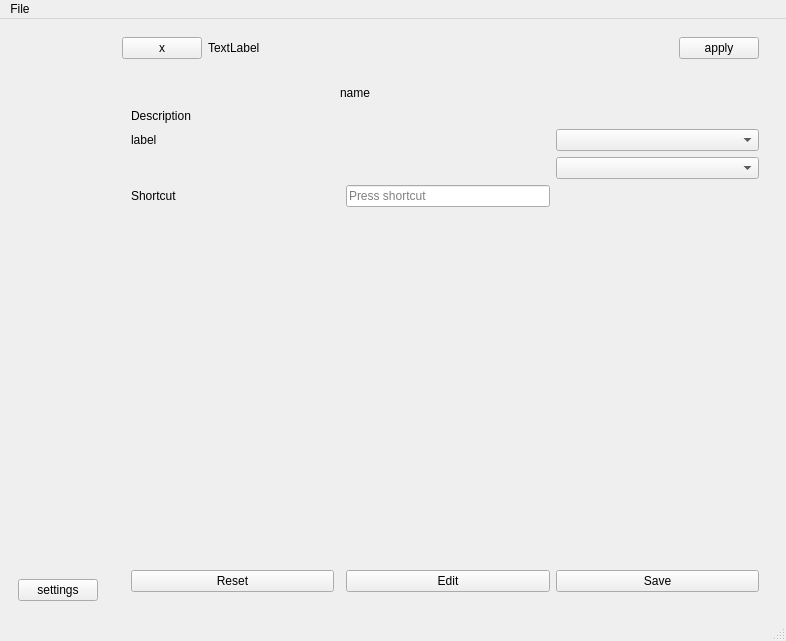
First picture: the form in src/AppMainUi.ui, repository Vaisakhkm2625/keyboardcontrol, before the edit.
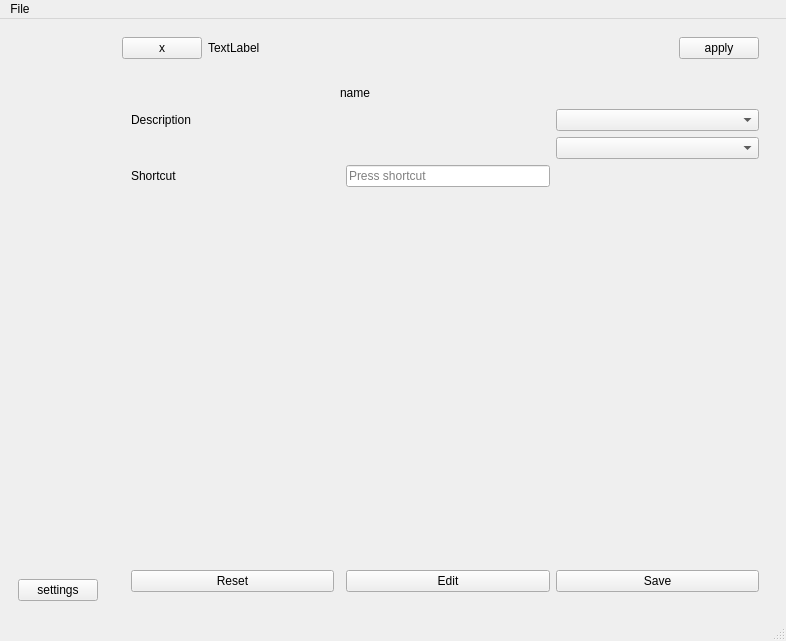
Second picture: the form after the edit. Icons and pictures are not drawn.

What changed in the file:
```diff
--- a/src/AppMainUi.ui
+++ b/src/AppMainUi.ui
@@ -108,13 +108,6 @@
              </property>
             </spacer>
            </item>
-           <item row="2" column="0" colspan="3">
-            <widget class="QLabel" name="uid">
-             <property name="text">
-              <string>label</string>
-             </property>
-            </widget>
-           </item>
            <item row="0" column="1" colspan="2">
             <widget class="QLabel" name="name">
              <property name="text">
@@ -172,8 +165,8 @@
              </property>
             </widget>
            </item>
-           <item row="2" column="3">
-            <widget class="QComboBox" name="comboBox"/>
+           <item row="1" column="3">
+            <widget class="QComboBox" name="os_combobox"/>
            </item>
           </layout>
          </widget>
```
Left out of the diff: 4 changed lines with no effect on the pictures.
